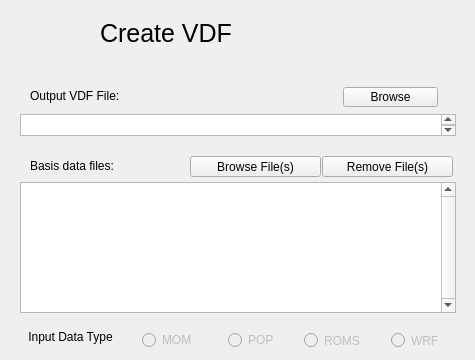
Above: apps/vdcwizard/ui/Page2.ui from yyr/vapor before the change. Below: the same form after it.
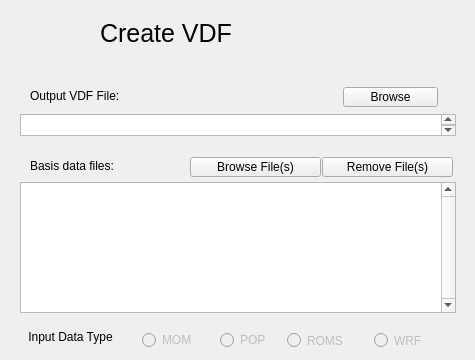
That is the form after the change.

Commit message: Tweaked vdcwizard Page2 for windows build

What changed in the file:
```diff
--- a/apps/vdcwizard/ui/Page2.ui
+++ b/apps/vdcwizard/ui/Page2.ui
@@ -25,9 +25,9 @@
    </property>
    <property name="geometry">
     <rect>
-     <x>304</x>
+     <x>287</x>
      <y>330</y>
-     <width>61</width>
+     <width>71</width>
      <height>21</height>
     </rect>
    </property>
@@ -83,9 +83,9 @@
    <property name="geometry">
     <rect>
      <x>190</x>
-     <y>156</y>
+     <y>157</y>
      <width>131</width>
-     <height>21</height>
+     <height>20</height>
     </rect>
    </property>
    <property name="sizePolicy">
@@ -137,9 +137,9 @@
    <property name="geometry">
     <rect>
      <x>322</x>
-     <y>156</y>
+     <y>157</y>
      <width>131</width>
-     <height>21</height>
+     <height>20</height>
     </rect>
    </property>
    <property name="text">
@@ -152,9 +152,9 @@
    </property>
    <property name="geometry">
     <rect>
-     <x>228</x>
+     <x>220</x>
      <y>330</y>
-     <width>51</width>
+     <width>61</width>
      <height>20</height>
     </rect>
    </property>
@@ -247,7 +247,7 @@
    </property>
    <property name="geometry">
     <rect>
-     <x>391</x>
+     <x>374</x>
      <y>330</y>
      <width>61</width>
      <height>21</height>
```
